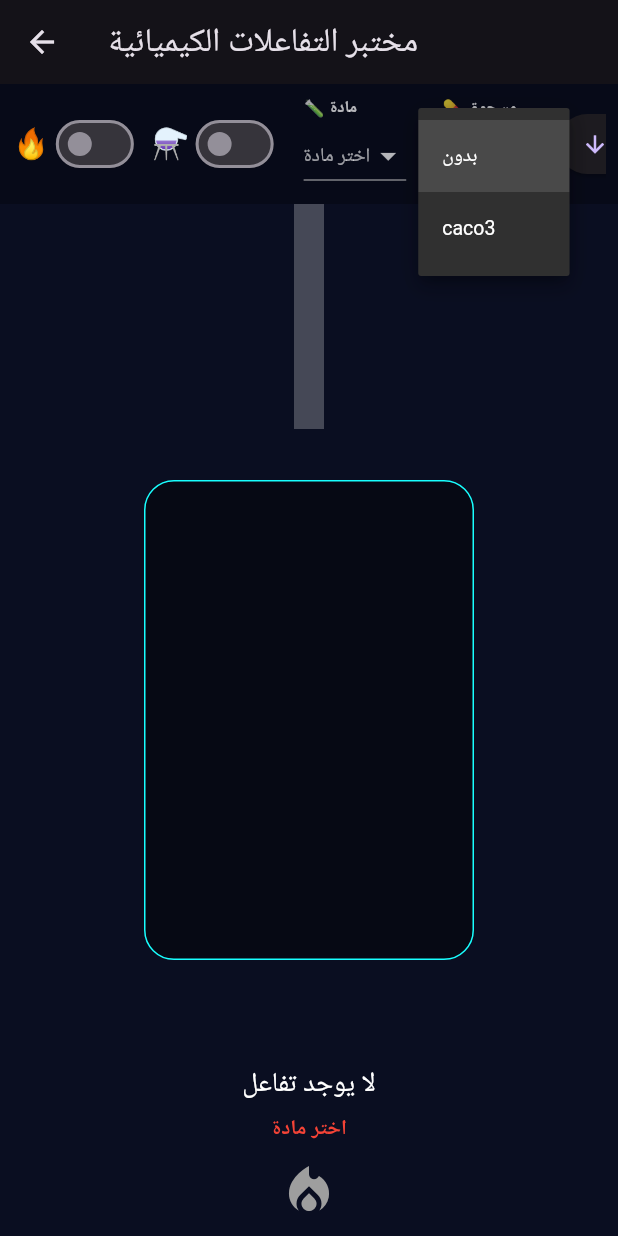
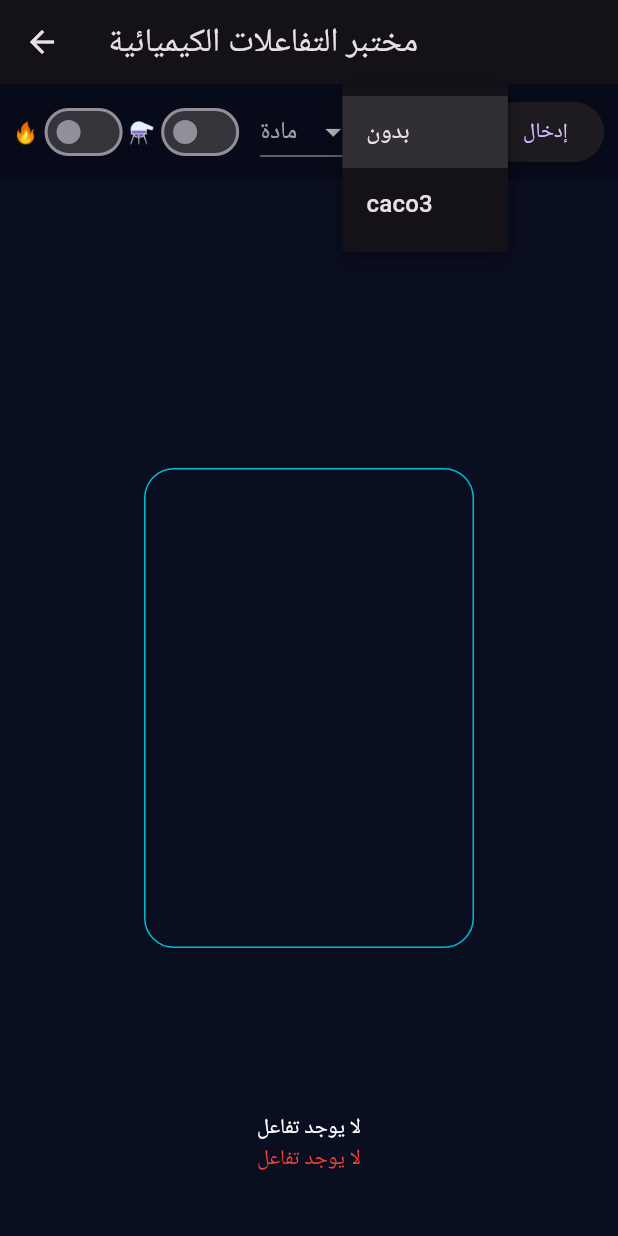
Before and after one commit to 6838gamal/chem-highschool-3rd, a Flutter app: the ChemistryLabScreen screen opened directly, after a tap on "بدون", on a phone screen of 412 x 824 dp. Run offline on Flutter 3.47's test engine with Material 3 defaults, Android fonts, the phone set to English and light mode, and no system bars; our stand-ins replace fl_chart.

Commit message:
Refactor chemistry lab lesson for clarity and functionality
Updated reaction equations to remove Arabic annotations and adjusted comments for clarity. Enhanced particle movement logic and reaction detection mechanisms.

```diff
--- a/lib/lessons/chemistry_lab_lesson.dart
+++ b/lib/lessons/chemistry_lab_lesson.dart
@@ -80,41 +80,36 @@ class _ChemistryLabScreenState extends State<ChemistryLabScreen> {
   ParticleType? selectedPowder;
 
   Reaction? currentReaction;
-
   String reactionStatus = "";
 
-  /// ================= REACTIONS DATABASE =================
+  /// ================= REACTIONS =================
   final List<Reaction> reactions = [
-    // تفاعلات المواد السائلة والغازية
     Reaction(
       inputs: [ParticleType.h2, ParticleType.cl2],
       outputs: [ParticleType.hcl, ParticleType.hcl],
       needHeat: true,
-      equation: "H₂ + Cl₂ → 2HCl (بالحرارة)",
+      equation: "H₂ + Cl₂ → 2HCl",
     ),
     Reaction(
       inputs: [ParticleType.h2, ParticleType.o2],
       outputs: [ParticleType.h2o, ParticleType.h2o],
       needHeat: true,
-      equation: "2H₂ + O₂ → 2H₂O (احتراق)",
+      equation: "2H₂ + O₂ → 2H₂O",
     ),
-    // تفاعلات المساحيق
     Reaction(
       inputs: [ParticleType.caco3],
       outputs: [ParticleType.co2],
       needHeat: true,
-      equation: "CaCO₃ → CO₂ + CaO (بالحرارة)",
+      equation: "CaCO₃ → CO₂ + CaO",
     ),
-    // تفاعلات التحلل بالعامل المساعد
     Reaction(
       inputs: [ParticleType.h2o2],
       outputs: [ParticleType.h2o, ParticleType.o2],
       needCatalyst: true,
-      equation: "2H₂O₂ → 2H₂O + O₂ (بالعامل المساعد)",
+      equation: "2H₂O₂ → 2H₂O + O₂",
     ),
   ];
 
-  // قائمة المواد السائلة والغازية
   final List<ParticleType> materials = [
     ParticleType.h2,
     ParticleType.o2,
@@ -122,7 +117,6 @@ class _ChemistryLabScreenState extends State<ChemistryLabScreen> {
     ParticleType.h2o2,
   ];
 
-  // قائمة المساحيق الصلبة
   final List<ParticleType> powders = [
     ParticleType.caco3,
   ];
@@ -144,7 +138,7 @@ class _ChemistryLabScreenState extends State<ChemistryLabScreen> {
     });
   }
 
-  /// ================= INJECT FROM TUBE =================
+  /// ================= INJECT =================
   void _injectFromTube() {
     if (selectedMaterial == null) return;
 
@@ -167,185 +161,182 @@ class _ChemistryLabScreenState extends State<ChemistryLabScreen> {
     }
   }
 
-  /// ================= MOVEMENT =================
+  bool isGas(ParticleType t) {
+    return [
+      ParticleType.h2,
+      ParticleType.o2,
+      ParticleType.cl2,
+      ParticleType.co2,
+    ].contains(t);
+  }
+
+  /// ================= MOVE =================
   void _move() {
-    // حساب حدود الوعاء (مركز الشاشة)
-    double containerCenterX = worldW / 2;
-    double containerCenterY = worldH / 2;
-    double containerWidth = 220;
-    double containerHeight = 320;
-    double containerLeft = containerCenterX - containerWidth / 2;
-    double containerRight = containerCenterX + containerWidth / 2;
-    double containerTop = containerCenterY - containerHeight / 2;
-    double containerBottom = containerCenterY + containerHeight / 2;
+    double containerBottom = worldH / 2 + 160;
+    double containerLeft = worldW / 2 - 110;
+    double containerRight = worldW / 2 + 110;
 
     for (var p in particles) {
       if (p.reacting) {
         p.reactionProgress += 0.05;
 
-        // اهتزاز عشوائي أثناء التفاعل
         p.position += Offset(
-          (random.nextDouble() - 0.5) * 4,
-          (random.nextDouble() - 0.5) * 4,
+          (random.nextDouble() - 0.5) * 5,
+          (random.nextDouble() - 0.5) * 5,
         );
 
         if (p.reactionProgress >= 1) {
           p.reacting = false;
           p.reacted = true;
-          p.velocity = Offset.zero;
         }
         continue;
       }
 
-      /// نزول داخل الأنبوب (قبل دخول الوعاء)
+      double heat = burnerOn ? 1.5 : 1.0;
+
       if (p.position.dy < 150) {
         p.velocity = const Offset(0, 3);
       } else {
-        /// داخل الوعاء - حركة بطيئة مع الجاذبية
-        p.velocity = Offset(p.velocity.dx * 0.98, p.velocity.dy + 0.1);
+        p.velocity = Offset(
+          p.velocity.dx * 0.98 * heat,
+          (p.velocity.dy + 0.2) * heat,
+        );
+      }
+
+      /// طفو الغازات
+      if (isGas(p.type)) {
+        p.velocity =
+            Offset(p.velocity.dx, p.velocity.dy - 0.1);
       }
 
       p.position += p.velocity;
 
-      /// حدود الوعاء - الجزيئات تبقى داخله
+      /// ارتداد من القاع
       if (p.position.dy > containerBottom - 15) {
-        p.position = Offset(p.position.dx, containerBottom - 15);
-        p.velocity = Offset(p.velocity.dx * 0.9, 0);
+        p.position =
+            Offset(p.position.dx, containerBottom - 15);
+
+        p.velocity = Offset(
+          (random.nextDouble() - 0.5) * 3,
+          -random.nextDouble() * 3,
+        );
       }
 
-      if (p.position.dx < containerLeft + 10) {
-        p.position = Offset(containerLeft + 10, p.position.dy);
-        p.velocity = Offset(-p.velocity.dx * 0.9, p.velocity.dy);
-      }
-
-      if (p.position.dx > containerRight - 10) {
-        p.position = Offset(containerRight - 10, p.position.dy);
-        p.velocity = Offset(-p.velocity.dx * 0.9, p.velocity.dy);
+      /// الجوانب
+      if (p.position.dx < containerLeft + 10 ||
+          p.position.dx > containerRight - 10) {
+        p.velocity =
+            Offset(-p.velocity.dx, p.velocity.dy);
       }
     }
   }
 
-  /// ================= DETECT REACTION =================
+  /// ================= DETECT =================
   void _detectReaction() {
-    if (selectedMaterial == null) {
     currentReaction = null;
-      reactionStatus = "";
-      return;
+
+    for (var r in reactions) {
+      bool ok = true;
+
+      if (selectedMaterial == null) return;
+
+      if (!r.inputs.contains(selectedMaterial)) ok = false;
+
+      if (selectedPowder != null &&
+          !r.inputs.contains(selectedPowder)) {
+        ok = false;
       }
 
-    for (var r in reactions) {
-      // تحقق من تطابق المادة
-      bool hasMaterial = r.inputs.contains(selectedMaterial);
+      if (r.needHeat && !burnerOn) ok = false;
+      if (r.needCatalyst && !catalystOn) ok = false;
 
-      // تحقق من تطابق المسحوق (إن وجد)
-      bool hasPowder = true;
-      if (selectedPowder != null) {
-        hasPowder = r.inputs.contains(selectedPowder);
-      }
-
-      // تحقق من احتياجات الحرارة والعامل المساعد
-      bool meetsConditions = true;
-      if (r.needHeat && !burnerOn) meetsConditions = false;
-      if (r.needCatalyst && !catalystOn) meetsConditions = false;
-
-      // إذا تطابقت جميع الشروط
-      if (hasMaterial && hasPowder && meetsConditions) {
+      if (ok) {
         currentReaction = r;
         return;
       }
     }
-
-    currentReaction = null;
   }
 
   /// ================= COLLISIONS =================
   void _handleCollisions() {
-    if (selectedMaterial == null) {
-      reactionStatus = "اختر مادة";
+    if (currentReaction == null) {
+      reactionStatus = "لا يوجد تفاعل";
       return;
     }
 
-    // تصفية الجزيئات غير المتفاعلة والموجودة في الوعاء
     List<Particle> available = particles
         .where((p) => p.position.dy > 150 && !p.reacted && !p.reacting)
         .toList();
 
-    if (available.isEmpty) {
-      return;
-    }
+    if (available.isEmpty) return;
 
-    if (currentReaction == null) {
-      reactionStatus = "لا يوجد تفاعل متاح";
-      return;
-    }
-
-    // تفاعل بمادة واحدة فقط (مثل تحلل CaCO3 أو H2O2)
+    /// تفاعل مادة واحدة
     if (currentReaction!.inputs.length == 1) {
       for (var p in available) {
         if (currentReaction!.inputs.contains(p.type)) {
-          _executeReaction(p, null, currentReaction!);
-          reactionStatus = "✔ تفاعل: ${currentReaction!.equation}";
+          _explode(p.position);
+
+          p.reacting = true;
+          p.reactionProgress = 0;
+
+          p.type = currentReaction!.outputs.first;
+
+          reactionStatus = "✔ ${currentReaction!.equation}";
           return;
         }
       }
     }
-    // تفاعل بمادتين (مثل H2 + Cl2)
-    else if (available.length >= 2) {
+
+    /// تفاعل بمادتين
     for (int i = 0; i < available.length; i++) {
       for (int j = i + 1; j < available.length; j++) {
         final a = available[i];
         final b = available[j];
 
-          // تحقق من القرب بين الجزيئات
-          double distance = (a.position - b.position).distance;
-          if (distance < 30) {
-            if (_matches(a, b, currentReaction!)) {
-              _executeReaction(a, b, currentReaction!);
-              reactionStatus = "✔ تفاعل: ${currentReaction!.equation}";
+        double dist = (a.position - b.position).distance;
+        double energy = (a.velocity - b.velocity).distance;
+
+        if (dist < 30 && energy > 0.7) {
+          if (random.nextDouble() < 0.85) {
+            _explode(a.position);
+
+            a.reacting = true;
+            b.reacting = true;
+
+            a.reactionProgress = 0;
+            b.reactionProgress = 0;
+
+            a.type = currentReaction!.outputs.first;
+            b.type = currentReaction!.outputs.last;
+
+            reactionStatus =
+                "✔ ${currentReaction!.equation}";
             return;
-            }
+          } else {
+            reactionStatus = "❌ تصادم بدون تفاعل";
           }
         }
       }
     }
   }
 
-  bool _matches(Particle a, Particle b, Reaction r) {
-    return (r.inputs.contains(a.type) &&
-            r.inputs.contains(b.type)) ||
-        (r.inputs.contains(b.type) &&
-            r.inputs.contains(a.type));
-  }
-
-  /// ================= EXECUTE REACTION =================
-  void _executeReaction(
-      Particle a, Particle? b, Reaction r) {
-    a.reacting = true;
-    a.reactionProgress = 0;
-    a.velocity = Offset.zero;
-
-    if (b != null) {
-      b.reacting = true;
-      b.reactionProgress = 0;
-      b.velocity = Offset.zero;
-
-      if (r.outputs.isNotEmpty) {
-        a.type = r.outputs.first;
-        if (r.outputs.length > 1) {
-          b.type = r.outputs[1];
-        } else {
-          b.type = r.outputs.first;
-        }
-      }
-    } else {
-      // تفاعل بمادة واحدة فقط
-      if (r.outputs.isNotEmpty) {
-        a.type = r.outputs.first;
-      }
+  /// ================= EXPLOSION =================
+  void _explode(Offset pos) {
+    for (int i = 0; i < 5; i++) {
+      particles.add(
+        Particle(
+          position: pos,
+          velocity: Offset(
+            (random.nextDouble() - 0.5) * 6,
+            (random.nextDouble() - 0.5) * 6,
+          ),
+          type: ParticleType.co2,
+        ),
+      );
     }
   }
 
-  /// ================= COLORS =================
+  /// ================= COLOR =================
   Color _color(ParticleType t) {
     switch (t) {
       case ParticleType.h2:
@@ -356,20 +347,16 @@ class _ChemistryLabScreenState extends State<ChemistryLabScreen> {
         return Colors.red;
       case ParticleType.h2o2:
         return Colors.purple;
-      case ParticleType.butane:
-        return Colors.orange;
-      case ParticleType.octane:
-        return Colors.deepOrange;
       case ParticleType.caco3:
         return Colors.grey;
       case ParticleType.cl2:
         return Colors.green;
-      case ParticleType.f2:
-        return Colors.yellow;
       case ParticleType.co2:
         return Colors.pink;
       case ParticleType.h2o:
         return Colors.cyan;
+      default:
+        return Colors.white;
     }
   }
 
@@ -398,60 +385,25 @@ class _ChemistryLabScreenState extends State<ChemistryLabScreen> {
     return Container(
       padding: const EdgeInsets.all(8),
       color: Colors.black26,
-      child: SingleChildScrollView(
-        scrollDirection: Axis.horizontal,
-        child: Row(
-          mainAxisAlignment: MainAxisAlignment.spaceEvenly,
-          children: [
-            Tooltip(
-              message: 'الحرارة',
       child: Row(
         children: [
-                  const Text('🔥', style: TextStyle(fontSize: 20)),
+          const Text('🔥'),
           Switch(
             value: burnerOn,
-                    onChanged: (v) =>
-                        setState(() => burnerOn = v),
+            onChanged: (v) => setState(() => burnerOn = v),
           ),
-                ],
-              ),
-            ),
-            const SizedBox(width: 8),
-            Tooltip(
-              message: 'العامل المساعد',
-              child: Row(
-                children: [
-                  const Text('⚗️', style: TextStyle(fontSize: 20)),
+          const Text('⚗️'),
           Switch(
             value: catalystOn,
             onChanged: (v) =>
                 setState(() => catalystOn = v),
           ),
-                ],
-              ),
-            ),
-            const SizedBox(width: 8),
-            // قائمة المواد
-            Expanded(
-              child: Container(
-                padding: const EdgeInsets.symmetric(horizontal: 8),
-                child: Column(
-                  mainAxisSize: MainAxisSize.min,
-                  crossAxisAlignment: CrossAxisAlignment.start,
-                  children: [
-                    const Text("🧪 مادة", style: TextStyle(color: Colors.white70, fontSize: 11, fontWeight: FontWeight.bold)),
+          const SizedBox(width: 10),
           DropdownButton<ParticleType>(
-                      isExpanded: true,
-                      hint: const Text("اختر مادة", style: TextStyle(color: Colors.white60, fontSize: 13)),
-                      dropdownColor: Colors.grey[850],
+            hint: const Text("مادة"),
             value: selectedMaterial,
-                      style: const TextStyle(color: Colors.white, fontSize: 13),
-                      onChanged: (v) {
-                        setState(() {
-                          selectedMaterial = v;
-                          _detectReaction();
-                        });
-                      },
+            onChanged: (v) =>
+                setState(() => selectedMaterial = v),
             items: materials
                 .map((e) => DropdownMenuItem(
                       value: e,
@@ -459,62 +411,32 @@ class _ChemistryLabScreenState extends State<ChemistryLabScreen> {
                     ))
                 .toList(),
           ),
-                  ],
-                ),
-              ),
-            ),
-            const SizedBox(width: 8),
-            // قائمة المساحيق
-            Expanded(
-              child: Container(
-                padding: const EdgeInsets.symmetric(horizontal: 8),
-                child: Column(
-                  mainAxisSize: MainAxisSize.min,
-                  crossAxisAlignment: CrossAxisAlignment.start,
-                  children: [
-                    const Text("💊 مسحوق", style: TextStyle(color: Colors.white70, fontSize: 11, fontWeight: FontWeight.bold)),
+          const SizedBox(width: 10),
           DropdownButton<ParticleType?>(
-                      isExpanded: true,
-                      hint: const Text("اختياري", style: TextStyle(color: Colors.white60, fontSize: 13)),
-                      dropdownColor: Colors.grey[850],
+            hint: const Text("مسحوق"),
             value: selectedPowder,
-                      style: const TextStyle(color: Colors.white, fontSize: 13),
-                      onChanged: (v) {
-                        setState(() {
-                          selectedPowder = v;
-                          _detectReaction();
-                        });
-                      },
+            onChanged: (v) =>
+                setState(() => selectedPowder = v),
             items: [
               const DropdownMenuItem(
-                          value: null,
-                          child: Text("بدون"),
-                        ),
-                        ...powders
-                            .map((e) => DropdownMenuItem(
+                  value: null, child: Text("بدون")),
+              ...powders.map((e) => DropdownMenuItem(
                     value: e,
                     child: Text(_name(e)),
                   ))
-                            .toList(),
             ],
           ),
-                  ],
-                ),
-              ),
-            ),
-            const SizedBox(width: 8),
-            ElevatedButton.icon(
+          const SizedBox(width: 10),
+          ElevatedButton(
             onPressed: _injectFromTube,
-              icon: const Icon(Icons.arrow_downward),
-              label: const Text("إدخال"),
+            child: const Text("إدخال"),
           ),
         ],
-        ),
       ),
     );
   }
 
-  /// ================= LAB AREA =================
+  /// ================= LAB =================
   Widget _labArea() {
     return LayoutBuilder(
       builder: (context, c) {
@@ -523,69 +445,15 @@ class _ChemistryLabScreenState extends State<ChemistryLabScreen> {
 
         return Stack(
           children: [
-            /// الأنبوب
-            Positioned(
-              top: 0,
-              left: worldW / 2 - 10,
-              child: Container(
-                width: 20,
-                height: 150,
-                color: Colors.white24,
-              ),
-            ),
-
             /// الوعاء
             Center(
               child: Container(
                 width: 220,
                 height: 320,
                 decoration: BoxDecoration(
+                  border: Border.all(color: Colors.cyan),
                   borderRadius: BorderRadius.circular(20),
-                  border: Border.all(color: Colors.cyanAccent),
-                  color: Colors.black38,
                 ),
-              ),
-            ),
-
-            /// النص
-            Positioned(
-              bottom: 60,
-              left: 0,
-              right: 0,
-              child: Column(
-                children: [
-                  Text(
-                    currentReaction?.equation ??
-                        "لا يوجد تفاعل",
-                    style: const TextStyle(
-                        color: Colors.white,
-                        fontSize: 18),
-                  ),
-                  const SizedBox(height: 6),
-                  Text(
-                    reactionStatus,
-                    style: TextStyle(
-                      color: reactionStatus.startsWith("✔")
-                          ? Colors.green
-                          : Colors.red,
-                      fontSize: 14,
-                      fontWeight: FontWeight.bold,
-                    ),
-                  ),
-                ],
-              ),
-            ),
-
-            /// النار
-            Positioned(
-              bottom: 10,
-              left: worldW / 2 - 20,
-              child: Icon(
-                Icons.local_fire_department,
-                color: burnerOn
-                    ? Colors.red
-                    : Colors.grey,
-                size: 40,
               ),
             ),
 
@@ -599,9 +467,41 @@ class _ChemistryLabScreenState extends State<ChemistryLabScreen> {
                     decoration: BoxDecoration(
                       color: _color(p.type),
                       shape: BoxShape.circle,
+                      boxShadow: [
+                        BoxShadow(
+                          color:
+                              _color(p.type).withOpacity(0.7),
+                          blurRadius: 10,
+                        )
+                      ],
                     ),
                   ),
                 )),
+
+            /// النص
+            Positioned(
+              bottom: 40,
+              left: 0,
+              right: 0,
+              child: Column(
+                children: [
+                  Text(
+                    currentReaction?.equation ??
+                        "لا يوجد تفاعل",
+                    style: const TextStyle(
+                        color: Colors.white),
+                  ),
+                  Text(
+                    reactionStatus,
+                    style: TextStyle(
+                      color: reactionStatus.startsWith("✔")
+                          ? Colors.green
+                          : Colors.red,
+                    ),
+                  ),
+                ],
+              ),
+            ),
           ],
         );
       },
```
Lines whose indentation alone changed are shown as unchanged.
